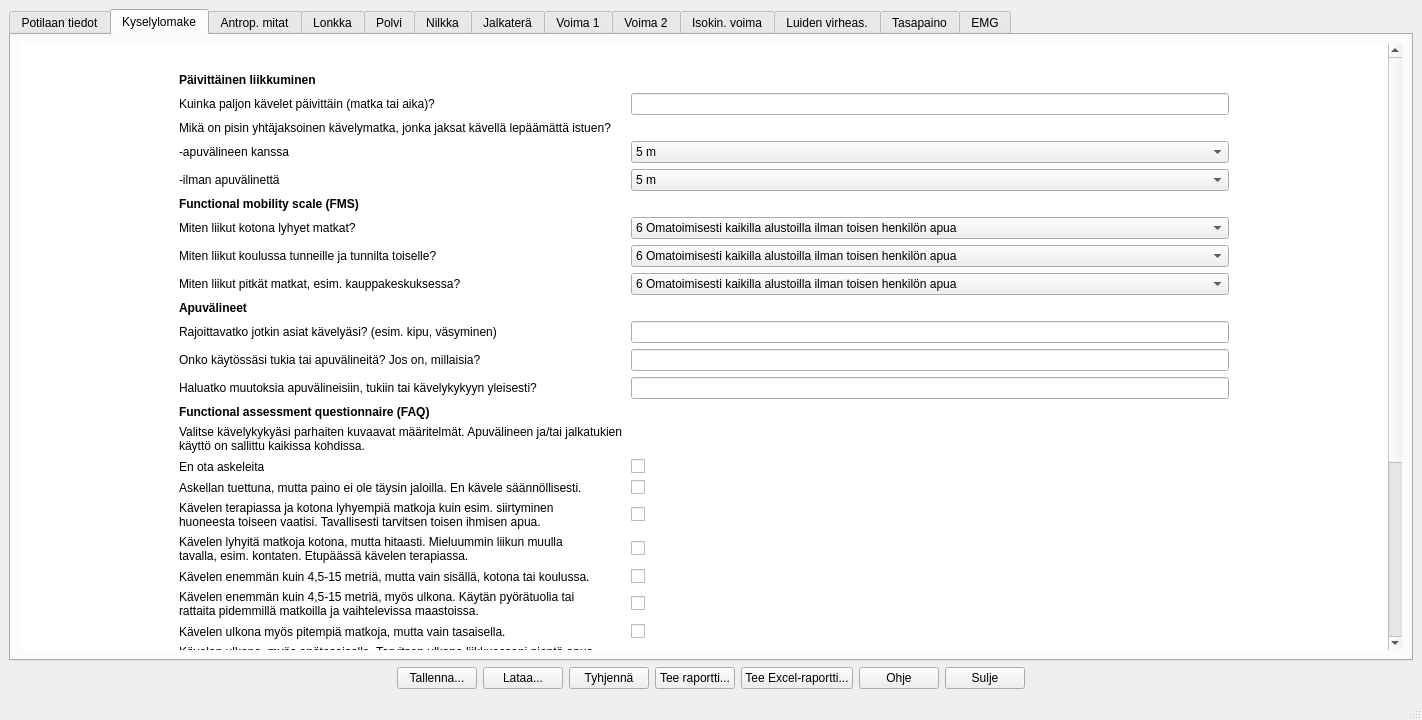
Above: liikelaaj/tabbed_design.ui from jjnurminen/liikelaaj before the change. Below: the same form after it.
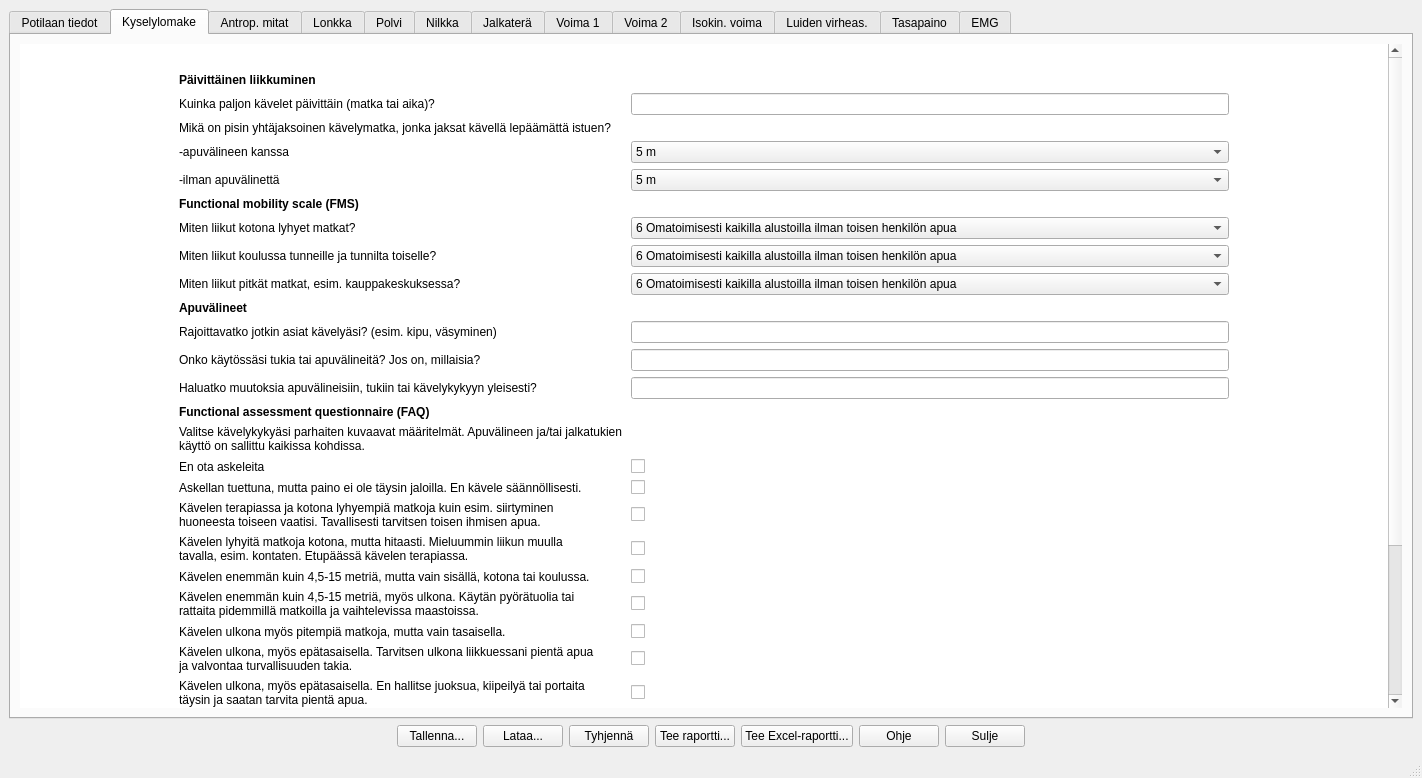
That is the form after the change. The open tabs and pages were chosen to show the change. Custom widgets are drawn as their Qt base class.

Commit message: finishing touches

Patch:
```diff
--- a/liikelaaj/tabbed_design.ui
+++ b/liikelaaj/tabbed_design.ui
@@ -7,7 +7,7 @@
     <x>0</x>
     <y>0</y>
     <width>1422</width>
-    <height>720</height>
+    <height>778</height>
    </rect>
   </property>
   <property name="windowTitle">
@@ -325,7 +325,7 @@
            <property name="geometry">
             <rect>
              <x>0</x>
-             <y>0</y>
+             <y>-185</y>
              <width>1363</width>
              <height>823</height>
             </rect>
```
The commit also changes 2 other files.
